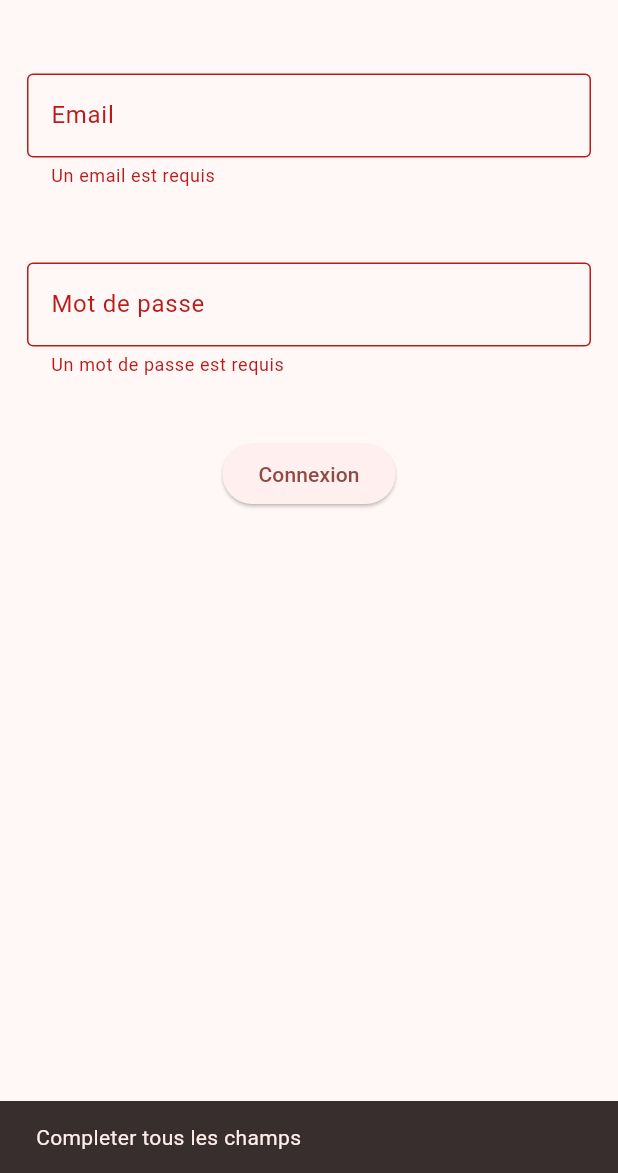
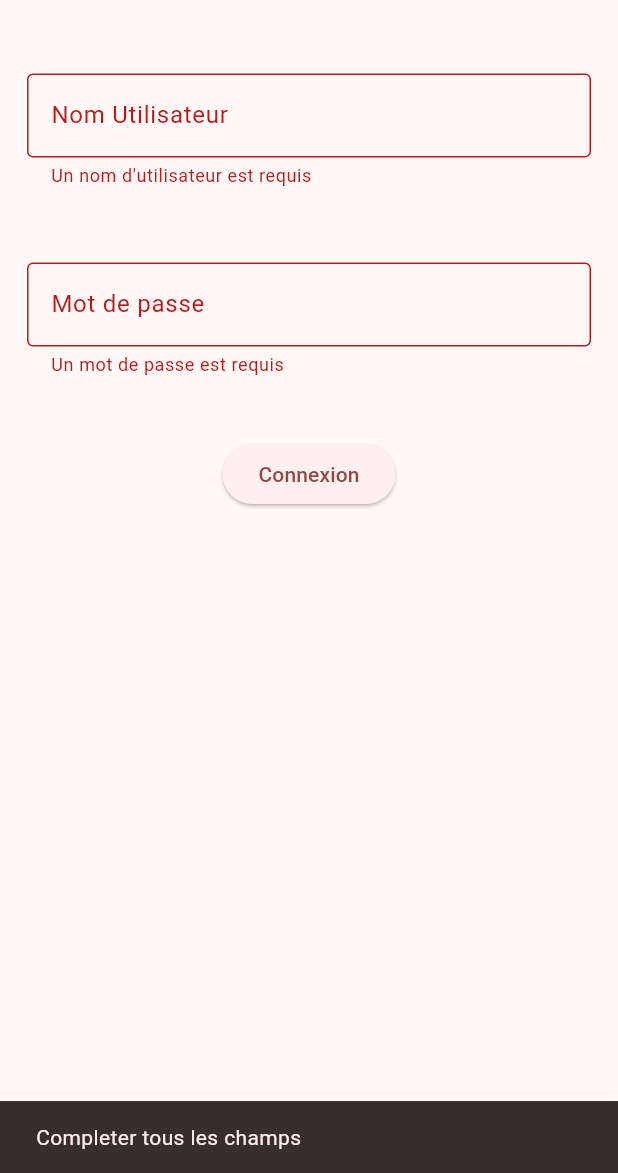
Before and after one commit to simbiss/applicationsondage, a Flutter app: the screen it shows after launch, after a tap on "Connexion", on a phone screen of 412 x 824 dp, the part 63-1236 px from its top. Run offline on Flutter 3.47's test engine with Material 3 defaults, Android fonts, the phone set to English and light mode, and no system bars.

```diff
--- a/lib/pageConnection.dart
+++ b/lib/pageConnection.dart
@@ -27,14 +27,23 @@ class Connection extends StatefulWidget {
 
 class _ConnectionState extends State<Connection> {
   final _formKey = GlobalKey<FormState>();
-  TextEditingController emailController = TextEditingController();
+  TextEditingController nomUtilisateurController = TextEditingController();
   TextEditingController passwordController = TextEditingController();
-  var infoLogin = {
+  Map<String, String> infoLogin = {
     'admin': 'abc',
     'user1': 'abc1',
     'user2': 'abc2',
     'user3': 'abc3'
   };
+
+  bool verificationCred(String username, String password) {
+    for (String key in infoLogin.keys) {
+      if (key == username && infoLogin[key] == password) {
+        return true;
+      }
+    }
+    return false;
+  }
 
   @override
   Widget build(BuildContext context) {
@@ -53,14 +62,13 @@ class _ConnectionState extends State<Connection> {
                 padding:
                     const EdgeInsets.symmetric(horizontal: 8, vertical: 25),
                 child: TextFormField(
-                  controller: emailController,
+                  controller: nomUtilisateurController,
                   decoration: const InputDecoration(
-                      border: OutlineInputBorder(), labelText: "Email"),
+                      border: OutlineInputBorder(),
+                      labelText: "Nom Utilisateur"),
                   validator: (value) {
-                    if (value == null ||
-                        value.isEmpty ||
-                        !value.contains('@')) {
-                      return 'Un email est requis';
+                    if (value == null || value.isEmpty) {
+                      return 'Un nom d\'utilisateur est requis';
                     }
                     return null;
                   },
@@ -89,6 +97,24 @@ class _ConnectionState extends State<Connection> {
                   child: ElevatedButton(
                     onPressed: () {
                       if (_formKey.currentState!.validate()) {
+                        if (verificationCred(nomUtilisateurController.text,
+                                passwordController.text) ==
+                            true) {
+                          //navigation vers page login
+
+                          ScaffoldMessenger.of(context).showSnackBar(
+                            const SnackBar(
+                              content: Text('TEST VALIDATION CORRECTE'),
+                            ),
+                          );
+                        } else {
+                          ScaffoldMessenger.of(context).showSnackBar(
+                            const SnackBar(
+                              content: Text(
+                                  'Nom d\'utilisateur/Mot de passe incorrect'),
+                            ),
+                          );
+                        }
                       } else {
                         ScaffoldMessenger.of(context).showSnackBar(
                           const SnackBar(
```
